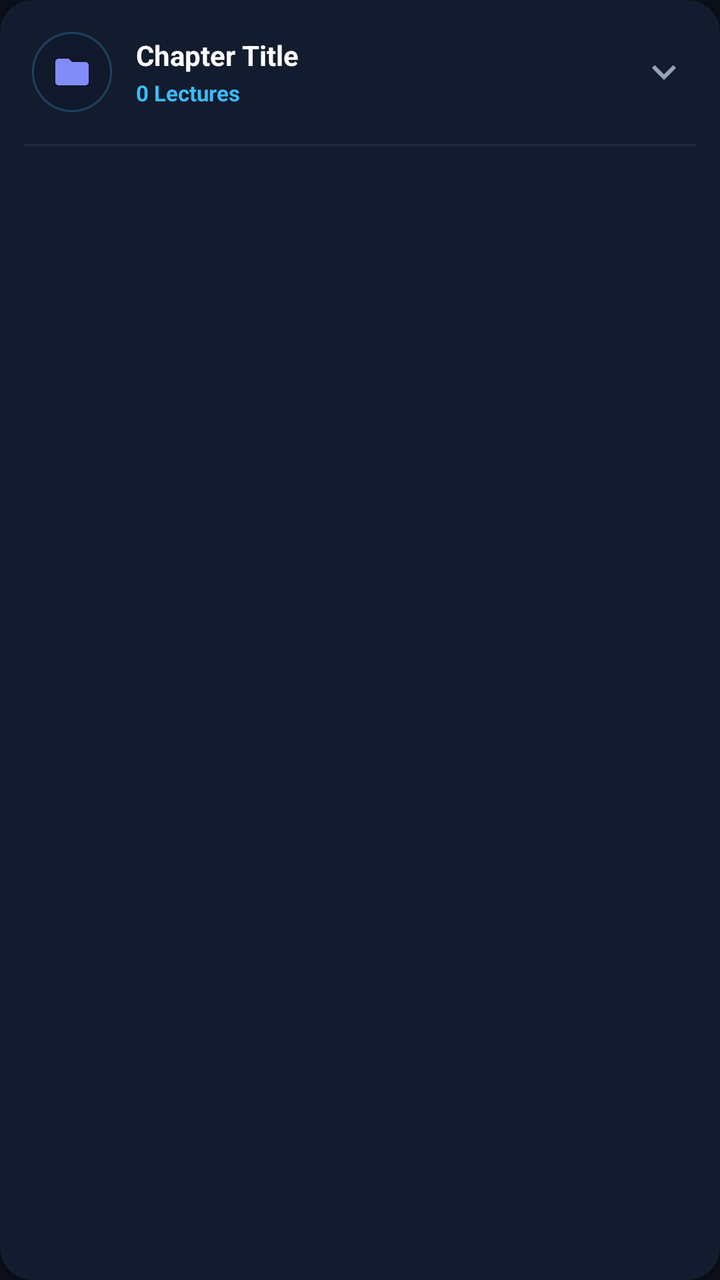
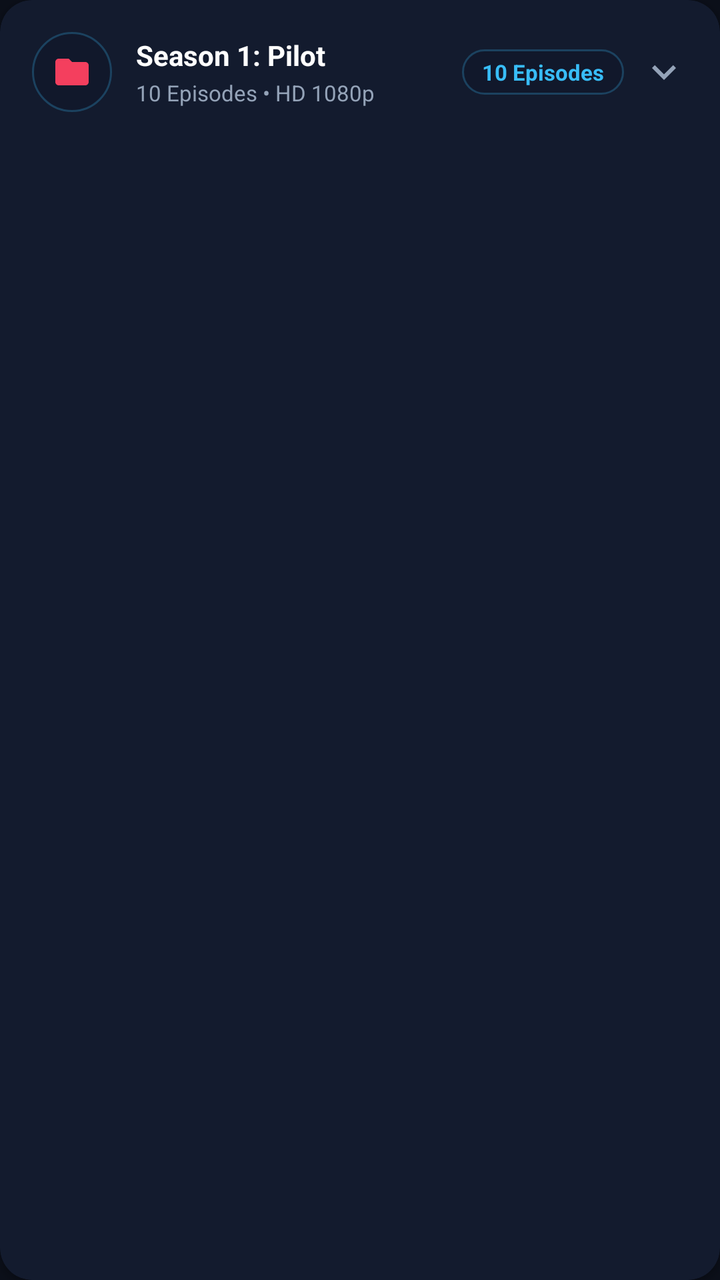

Before-and-after screenshots of an Android layout around one commit, followed by the original layout XML and the change that was made.
<!-- AndroidManifest.xml: application theme Theme.CinemasApp -->
<!-- res/layout/item_season_card.xml -->
<?xml version="1.0" encoding="utf-8"?>
<androidx.cardview.widget.CardView xmlns:android="http://schemas.android.com/apk/res/android"
    xmlns:app="http://schemas.android.com/apk/res-auto"
    android:layout_width="match_parent"
    android:layout_height="wrap_content"
    android:layout_marginBottom="12dp"
    app:cardCornerRadius="16dp"
    app:cardElevation="2dp"
    app:cardBackgroundColor="#131B2E">

    <LinearLayout
        android:layout_width="match_parent"
        android:layout_height="wrap_content"
        android:orientation="vertical">

        
        <LinearLayout
            android:id="@+id/chapterHeaderRow"
            android:layout_width="match_parent"
            android:layout_height="wrap_content"
            android:orientation="horizontal"
            android:padding="16dp"
            android:gravity="center_vertical"
            android:background="?attr/selectableItemBackground">

            
            <RelativeLayout
                android:layout_width="40dp"
                android:layout_height="40dp"
                android:background="@drawable/bg_glass_pill"
                android:layout_marginEnd="12dp">

                <ImageView
                    android:layout_width="20dp"
                    android:layout_height="20dp"
                    android:layout_centerInParent="true"
                    android:src="@drawable/ic_folder"
                    android:tint="#818CF8" />
            </RelativeLayout>

            
            <LinearLayout
                android:layout_width="0dp"
                android:layout_height="wrap_content"
                android:layout_weight="1"
                android:orientation="vertical">

                <TextView
                    android:id="@+id/tvChapterTitle"
                    android:layout_width="match_parent"
                    android:layout_height="wrap_content"
                    android:text="Chapter Title"
                    android:textColor="#FFFFFF"
                    android:textSize="14sp"
                    android:textStyle="bold" />

                <TextView
                    android:id="@+id/tvChapterInfo"
                    android:layout_width="match_parent"
                    android:layout_height="wrap_content"
                    android:layout_marginTop="2dp"
                    android:text="0 Lectures"
                    android:textColor="#38BDF8"
                    android:textSize="11sp"
                    android:textStyle="bold" />
            </LinearLayout>

            
            <ImageView
                android:id="@+id/ivExpandIndicator"
                android:layout_width="24dp"
                android:layout_height="24dp"
                android:src="@drawable/ic_expand_more"
                android:tint="#94A3B8" />
        </LinearLayout>

        
        <LinearLayout
            android:id="@+id/layoutLessonsContainer"
            android:layout_width="match_parent"
            android:layout_height="wrap_content"
            android:orientation="vertical"
            android:paddingHorizontal="12dp"
            android:paddingBottom="12dp"
            android:visibility="visible">

            <View
                android:layout_width="match_parent"
                android:layout_height="1dp"
                android:background="#1E293B"
                android:layout_marginBottom="8dp" />

            <androidx.recyclerview.widget.RecyclerView
                android:id="@+id/rvChapterLessons"
                android:layout_width="match_parent"
                android:layout_height="wrap_content"
                android:nestedScrollingEnabled="false" />
        </LinearLayout>

    </LinearLayout>
</androidx.cardview.widget.CardView>
<!-- resources referenced by this layout -->
<resources>
  <!-- drawable bg_glass_pill (drawable) -->
  <?xml version="1.0" encoding="utf-8"?>
  <shape xmlns:android="http://schemas.android.com/apk/res/android"
      android:shape="rectangle">
      <corners android:radius="20dp" />
      <solid android:color="#990F172A" />
      <stroke android:width="1dp" android:color="#4038BDF8" />
  </shape>
  <!-- drawable ic_expand_more (drawable) -->
  <vector xmlns:android="http://schemas.android.com/apk/res/android"
      android:width="24dp"
      android:height="24dp"
      android:viewportWidth="24"
      android:viewportHeight="24">
      <path
          android:fillColor="#94A3B8"
          android:pathData="M16.59,8.59L12,13.17 7.41,8.59 6,10l6,6 6,-6z"/>
  </vector>
  <!-- drawable ic_folder (drawable) -->
  <vector xmlns:android="http://schemas.android.com/apk/res/android"
      android:width="24dp"
      android:height="24dp"
      android:viewportWidth="24"
      android:viewportHeight="24">
      <path
          android:fillColor="#6366F1"
          android:pathData="M10,4H4c-1.1,0 -1.99,0.9 -1.99,2L2,18c0,1.1 0.9,2 2,2h16c1.1,0 2,-0.9 2,-2V8c0,-1.1 -0.9,-2 -2,-2h-8l-2,-2z"/>
  </vector>
  <style name="Theme.CinemasApp" parent="Theme.MaterialComponents.DayNight.NoActionBar">
          <item name="colorPrimary">#E11D48</item>
          <item name="colorPrimaryVariant">#BE123C</item>
          <item name="colorOnPrimary">#FFFFFF</item>
          <item name="colorSecondary">#F59E0B</item>
          <item name="colorOnSecondary">#0B0F19</item>
          <item name="android:statusBarColor">#0B0F19</item>
          <item name="android:navigationBarColor">#0B0F19</item>
          <item name="android:windowBackground">#0B0F19</item>
      </style>
</resources>

<!-- the commit's change to res/layout/item_season_card.xml (unified diff, before → after) -->
@@ -15,7 +15,7 @@
 
         
         <LinearLayout
-            android:id="@+id/chapterHeaderRow"
+            android:id="@+id/seasonHeaderRow"
             android:layout_width="match_parent"
             android:layout_height="wrap_content"
             android:orientation="horizontal"
@@ -35,7 +35,7 @@
                     android:layout_height="20dp"
                     android:layout_centerInParent="true"
                     android:src="@drawable/ic_folder"
-                    android:tint="#818CF8" />
+                    android:tint="#F43F5E" />
             </RelativeLayout>
 
             
@@ -46,56 +46,66 @@
                 android:orientation="vertical">
 
                 <TextView
-                    android:id="@+id/tvChapterTitle"
+                    android:id="@+id/tvSeasonTitle"
                     android:layout_width="match_parent"
                     android:layout_height="wrap_content"
-                    android:text="Chapter Title"
+                    android:text="Season 1: Pilot"
                     android:textColor="#FFFFFF"
                     android:textSize="14sp"
                     android:textStyle="bold" />
 
                 <TextView
-                    android:id="@+id/tvChapterInfo"
+                    android:id="@+id/tvSeasonInfo"
                     android:layout_width="match_parent"
                     android:layout_height="wrap_content"
-                    android:layout_marginTop="2dp"
-                    android:text="0 Lectures"
-                    android:textColor="#38BDF8"
+                    android:text="10 Episodes • HD 1080p"
+                    android:textColor="#94A3B8"
                     android:textSize="11sp"
-                    android:textStyle="bold" />
+                    android:layout_marginTop="2dp" />
             </LinearLayout>
 
             
+            <TextView
+                android:id="@+id/tvSeasonEpisodesBadge"
+                android:layout_width="wrap_content"
+                android:layout_height="wrap_content"
+                android:text="10 Episodes"
+                android:textColor="#38BDF8"
+                android:textSize="11sp"
+                android:textStyle="bold"
+                android:background="@drawable/bg_glass_pill"
+                android:paddingHorizontal="10dp"
+                android:paddingVertical="4dp"
+                android:layout_marginEnd="8dp" />
+
+            
             <ImageView
-                android:id="@+id/ivExpandIndicator"
+                android:id="@+id/ivSeasonChevron"
                 android:layout_width="24dp"
                 android:layout_height="24dp"
                 android:src="@drawable/ic_expand_more"
                 android:tint="#94A3B8" />
+
         </LinearLayout>
 
         
-        <LinearLayout
-            android:id="@+id/layoutLessonsContainer"
+        <View
+            android:id="@+id/seasonDivider"
+            android:layout_width="match_parent"
+            android:layout_height="1dp"
+            android:background="#1E293B"
+            android:visibility="gone" />
+
+        
+        <androidx.recyclerview.widget.RecyclerView
+            android:id="@+id/rvSeasonEpisodes"
             android:layout_width="match_parent"
             android:layout_height="wrap_content"
-            android:orientation="vertical"
-            android:paddingHorizontal="12dp"
-            android:paddingBottom="12dp"
-            android:visibility="visible">
-
-            <View
-                android:layout_width="match_parent"
-                android:layout_height="1dp"
-                android:background="#1E293B"
-                android:layout_marginBottom="8dp" />
-
-            <androidx.recyclerview.widget.RecyclerView
-                android:id="@+id/rvChapterLessons"
-                android:layout_width="match_parent"
-                android:layout_height="wrap_content"
-                android:nestedScrollingEnabled="false" />
-        </LinearLayout>
+            android:paddingHorizontal="14dp"
+            android:paddingVertical="10dp"
+            android:nestedScrollingEnabled="false"
+            android:visibility="gone" />
 
     </LinearLayout>
+
 </androidx.cardview.widget.CardView>
